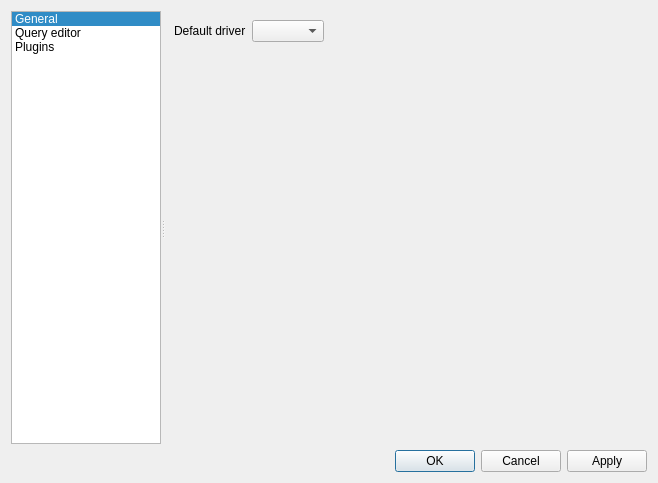
First picture: the form in src/dialogs/configdialog.ui, repository FrenchDilettante/dbmaster, before the edit.
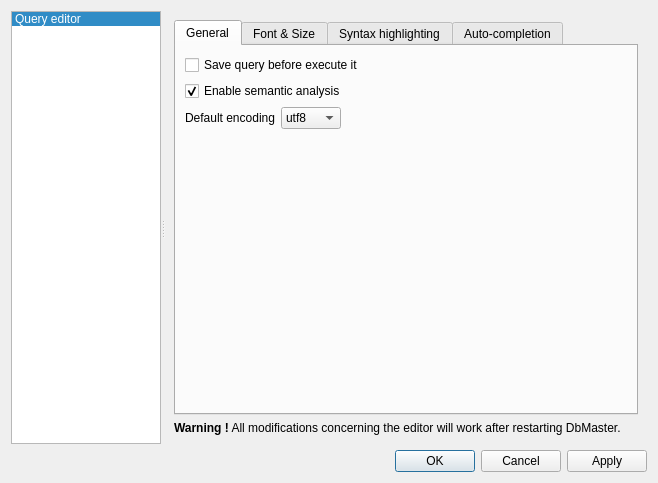
Second picture: the form after the edit. Icons and pictures are not drawn. Custom widgets are drawn as their Qt base class.

Patch:
```diff
--- a/src/dialogs/configdialog.ui
+++ b/src/dialogs/configdialog.ui
@@ -41,15 +41,6 @@
       <property name="currentRow">
        <number>0</number>
       </property>
-      <item>
-       <property name="text">
-        <string>General</string>
-       </property>
-       <property name="icon">
-        <iconset>
-         <normaloff>:/img/configure.png</normaloff>:/img/configure.png</iconset>
-       </property>
-      </item>
       <item>
        <property name="text">
         <string>Query editor</string>
@@ -59,11 +50,6 @@
          <normaloff>:/img/edit.png</normaloff>:/img/edit.png</iconset>
        </property>
       </item>
-      <item>
-       <property name="text">
-        <string>Plugins</string>
-       </property>
-      </item>
      </widget>
      <widget class="QStackedWidget" name="stackedWidget">
       <property name="sizePolicy">
@@ -75,36 +61,6 @@
       <property name="currentIndex">
        <number>0</number>
       </property>
-      <widget class="QWidget" name="page">
-       <layout class="QFormLayout" name="formLayout">
-        <property name="fieldGrowthPolicy">
-         <enum>QFormLayout::AllNonFixedFieldsGrow</enum>
-        </property>
-        <item row="0" column="0">
-         <widget class="QLabel" name="label">
-          <property name="sizePolicy">
-           <sizepolicy hsizetype="Expanding" vsizetype="Preferred">
-            <horstretch>0</horstretch>
-            <verstretch>0</verstretch>
-           </sizepolicy>
-          </property>
-          <property name="text">
-           <string>Default driver</string>
-          </property>
-         </widget>
-        </item>
-        <item row="0" column="1">
-         <widget class="DbComboBox" name="defaultDbCombo">
-          <property name="sizePolicy">
-           <sizepolicy hsizetype="Maximum" vsizetype="Fixed">
-            <horstretch>0</horstretch>
-            <verstretch>0</verstretch>
-           </sizepolicy>
-          </property>
-         </widget>
-        </item>
-       </layout>
-      </widget>
       <widget class="QWidget" name="page_3">
        <layout class="QGridLayout" name="gridLayout_3">
         <item row="0" column="1">
@@ -504,11 +460,6 @@
   </layout>
  </widget>
  <customwidgets>
-  <customwidget>
-   <class>DbComboBox</class>
-   <extends>QComboBox</extends>
-   <header>../src/widgets/dbcombobox.h</header>
-  </customwidget>
   <customwidget>
    <class>QueryTextEdit</class>
    <extends>QPlainTextEdit</extends>
```
Left out of the diff: 1 changed line with no effect on the pictures.
